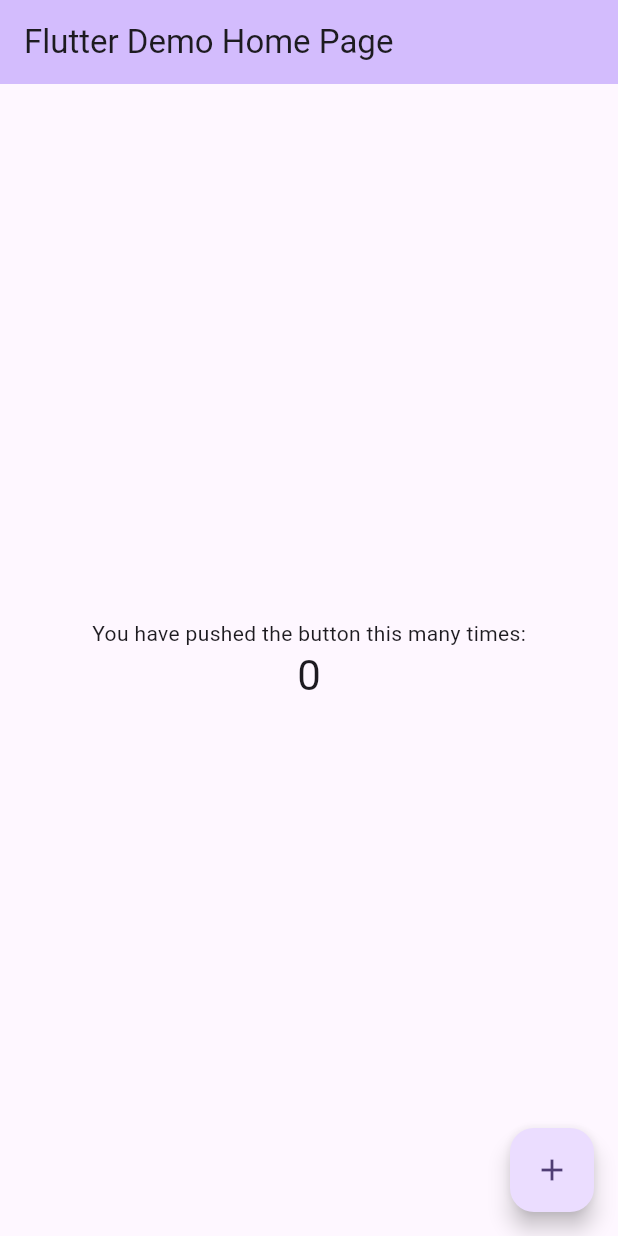
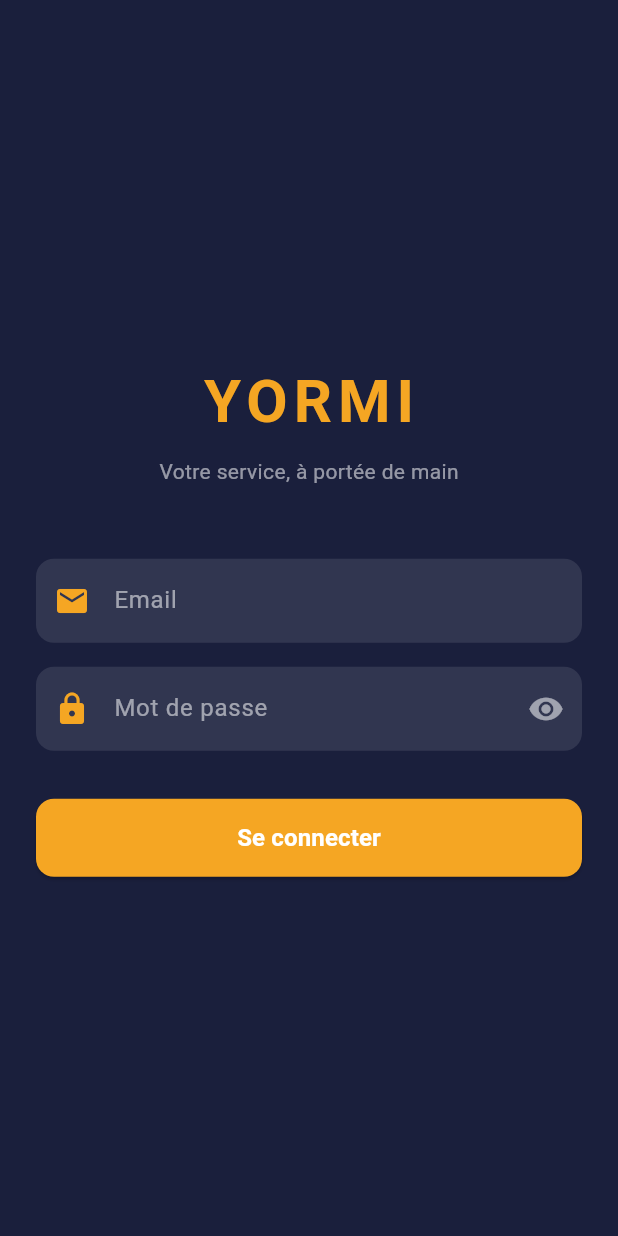
Before and after one commit to hananedaouda/yormi-backend, a Flutter app: the screen it shows after launch, on a phone screen of 412 x 824 dp. Run offline on Flutter 3.47's test engine with Material 3 defaults, Android fonts, the phone set to English and light mode, and no system bars; our stand-ins replace dio, flutter_secure_storage; accounts and stored records are empty.

Commit message:
Login fonctionnel - JWT stocké - Navigation Dashboard

```diff
--- a/lib/main.dart
+++ b/lib/main.dart
@@ -1,4 +1,7 @@
 import 'package:flutter/material.dart';
+import 'package:provider/provider.dart';
+import 'providers/auth_provider.dart';
+import 'screens/auth/login_screen.dart';
 
 void main() {
   runApp(const MyApp());
@@ -7,115 +10,34 @@ void main() {
 class MyApp extends StatelessWidget {
   const MyApp({super.key});
 
-  // This widget is the root of your application.
   @override
   Widget build(BuildContext context) {
-    return MaterialApp(
-      title: 'Flutter Demo',
-      theme: ThemeData(
-        // This is the theme of your application.
-        //
-        // TRY THIS: Try running your application with "flutter run". You'll see
-        // the application has a purple toolbar. Then, without quitting the app,
-        // try changing the seedColor in the colorScheme below to Colors.green
-        // and then invoke "hot reload" (save your changes or press the "hot
-        // reload" button in a Flutter-supported IDE, or press "r" if you used
-        // the command line to start the app).
-        //
-        // Notice that the counter didn't reset back to zero; the application
-        // state is not lost during the reload. To reset the state, use hot
-        // restart instead.
-        //
-        // This works for code too, not just values: Most code changes can be
-        // tested with just a hot reload.
-        colorScheme: .fromSeed(seedColor: Colors.deepPurple),
-      ),
-      home: const MyHomePage(title: 'Flutter Demo Home Page'),
-    );
-  }
-}
-
-class MyHomePage extends StatefulWidget {
-  const MyHomePage({super.key, required this.title});
-
-  // This widget is the home page of your application. It is stateful, meaning
-  // that it has a State object (defined below) that contains fields that affect
-  // how it looks.
-
-  // This class is the configuration for the state. It holds the values (in this
-  // case the title) provided by the parent (in this case the App widget) and
-  // used by the build method of the State. Fields in a Widget subclass are
-  // always marked "final".
-
-  final String title;
-
-  @override
-  State<MyHomePage> createState() => _MyHomePageState();
-}
-
-class _MyHomePageState extends State<MyHomePage> {
-  int _counter = 0;
-
-  void _incrementCounter() {
-    setState(() {
-      // This call to setState tells the Flutter framework that something has
-      // changed in this State, which causes it to rerun the build method below
-      // so that the display can reflect the updated values. If we changed
-      // _counter without calling setState(), then the build method would not be
-      // called again, and so nothing would appear to happen.
-      _counter++;
-    });
-  }
-
-  @override
-  Widget build(BuildContext context) {
-    // This method is rerun every time setState is called, for instance as done
-    // by the _incrementCounter method above.
-    //
-    // The Flutter framework has been optimized to make rerunning build methods
-    // fast, so that you can just rebuild anything that needs updating rather
-    // than having to individually change instances of widgets.
-    return Scaffold(
-      appBar: AppBar(
-        // TRY THIS: Try changing the color here to a specific color (to
-        // Colors.amber, perhaps?) and trigger a hot reload to see the AppBar
-        // change color while the other colors stay the same.
-        backgroundColor: Theme.of(context).colorScheme.inversePrimary,
-        // Here we take the value from the MyHomePage object that was created by
-        // the App.build method, and use it to set our appbar title.
-        title: Text(widget.title),
-      ),
-      body: Center(
-        // Center is a layout widget. It takes a single child and positions it
-        // in the middle of the parent.
-        child: Column(
-          // Column is also a layout widget. It takes a list of children and
-          // arranges them vertically. By default, it sizes itself to fit its
-          // children horizontally, and tries to be as tall as its parent.
-          //
-          // Column has various properties to control how it sizes itself and
-          // how it positions its children. Here we use mainAxisAlignment to
-          // center the children vertically; the main axis here is the vertical
-          // axis because Columns are vertical (the cross axis would be
-          // horizontal).
-          //
-          // TRY THIS: Invoke "debug painting" (choose the "Toggle Debug Paint"
-          // action in the IDE, or press "p" in the console), to see the
-          // wireframe for each widget.
-          mainAxisAlignment: .center,
-          children: [
-            const Text('You have pushed the button this many times:'),
-            Text(
-              '$_counter',
-              style: Theme.of(context).textTheme.headlineMedium,
+    return MultiProvider(
+      providers: [
+        ChangeNotifierProvider(create: (_) => AuthProvider()),
+      ],
+      child: MaterialApp(
+        title: 'YORMI Prestataire',
+        debugShowCheckedModeBanner: false,
+        theme: ThemeData(
+          colorScheme: ColorScheme.fromSeed(
+            seedColor: const Color(0xFFF5A623),
+          ),
+          useMaterial3: true,
+        ),
+        initialRoute: '/login',
+        routes: {
+          '/login': (context) => const LoginScreen(),
+          '/dashboard': (context) => Scaffold(
+            backgroundColor: const Color(0xFF1A1F3C),
+            body: Center(
+              child: Text(
+                'Dashboard — Coming Soon 🔥',
+                style: TextStyle(color: Colors.white, fontSize: 20),
+              ),
             ),
-          ],
-        ),
-      ),
-      floatingActionButton: FloatingActionButton(
-        onPressed: _incrementCounter,
-        tooltip: 'Increment',
-        child: const Icon(Icons.add),
+          ),
+        },
       ),
     );
   }
--- /dev/null
+++ b/lib/screens/auth/login_screen.dart
@@ -0,0 +1,160 @@
+import 'package:flutter/material.dart';
+import 'package:provider/provider.dart';
+import '../../providers/auth_provider.dart';
+
+class LoginScreen extends StatefulWidget {
+  const LoginScreen({super.key});
+
+  @override
+  State<LoginScreen> createState() => _LoginScreenState();
+}
+
+class _LoginScreenState extends State<LoginScreen> {
+  final _emailController = TextEditingController();
+  final _passwordController = TextEditingController();
+  bool _obscurePassword = true;
+
+  @override
+  void dispose() {
+    _emailController.dispose();
+    _passwordController.dispose();
+    super.dispose();
+  }
+
+  Future<void> _handleLogin() async {
+    final email = _emailController.text.trim();
+    final password = _passwordController.text.trim();
+
+    if (email.isEmpty || password.isEmpty) {
+      ScaffoldMessenger.of(context).showSnackBar(
+        const SnackBar(content: Text('Veuillez remplir tous les champs')),
+      );
+      return;
+    }
+
+    final auth = Provider.of<AuthProvider>(context, listen: false);
+    final success = await auth.login(email, password);
+
+    if (success && mounted) {
+      Navigator.pushReplacementNamed(context, '/dashboard');
+    }
+  }
+
+  @override
+  Widget build(BuildContext context) {
+    return Scaffold(
+      backgroundColor: const Color(0xFF1A1F3C),
+      body: SafeArea(
+        child: Padding(
+          padding: const EdgeInsets.all(24.0),
+          child: Column(
+            mainAxisAlignment: MainAxisAlignment.center,
+            children: [
+              const Text(
+                'YORMI',
+                style: TextStyle(
+                  color: Color(0xFFF5A623),
+                  fontSize: 40,
+                  fontWeight: FontWeight.bold,
+                  letterSpacing: 4,
+                ),
+              ),
+              const SizedBox(height: 8),
+              const Text(
+                'Votre service, à portée de main',
+                style: TextStyle(color: Colors.white54, fontSize: 14),
+              ),
+              const SizedBox(height: 48),
+              TextField(
+                controller: _emailController,
+                keyboardType: TextInputType.emailAddress,
+                style: const TextStyle(color: Colors.white),
+                decoration: InputDecoration(
+                  labelText: 'Email',
+                  labelStyle: const TextStyle(color: Colors.white54),
+                  filled: true,
+                  fillColor: Colors.white10,
+                  border: OutlineInputBorder(
+                    borderRadius: BorderRadius.circular(12),
+                    borderSide: BorderSide.none,
+                  ),
+                  prefixIcon: const Icon(Icons.email, color: Color(0xFFF5A623)),
+                ),
+              ),
+              const SizedBox(height: 16),
+              TextField(
+                controller: _passwordController,
+                obscureText: _obscurePassword,
+                style: const TextStyle(color: Colors.white),
+                decoration: InputDecoration(
+                  labelText: 'Mot de passe',
+                  labelStyle: const TextStyle(color: Colors.white54),
+                  filled: true,
+                  fillColor: Colors.white10,
+                  border: OutlineInputBorder(
+                    borderRadius: BorderRadius.circular(12),
+                    borderSide: BorderSide.none,
+                  ),
+                  prefixIcon: const Icon(Icons.lock, color: Color(0xFFF5A623)),
+                  suffixIcon: IconButton(
+                    icon: Icon(
+                      _obscurePassword ? Icons.visibility : Icons.visibility_off,
+                      color: Colors.white54,
+                    ),
+                    onPressed: () {
+                      setState(() {
+                        _obscurePassword = !_obscurePassword;
+                      });
+                    },
+                  ),
+                ),
+              ),
+              const SizedBox(height: 32),
+              Consumer<AuthProvider>(
+                builder: (context, auth, child) {
+                  if (auth.errorMessage != null) {
+                    return Padding(
+                      padding: const EdgeInsets.only(bottom: 16),
+                      child: Text(
+                        auth.errorMessage!,
+                        style: const TextStyle(color: Colors.redAccent),
+                      ),
+                    );
+                  }
+                  return const SizedBox.shrink();
+                },
+              ),
+              Consumer<AuthProvider>(
+                builder: (context, auth, child) {
+                  return SizedBox(
+                    width: double.infinity,
+                    height: 52,
+                    child: ElevatedButton(
+                      onPressed: auth.isLoading ? null : _handleLogin,
+                      style: ElevatedButton.styleFrom(
+                        backgroundColor: const Color(0xFFF5A623),
+                        shape: RoundedRectangleBorder(
+                          borderRadius: BorderRadius.circular(12),
+                        ),
+                      ),
+                      child: auth.isLoading
+                          ? const CircularProgressIndicator(color: Colors.white)
+                          : const Text(
+                              'Se connecter',
+                              style: TextStyle(
+                                color: Colors.white,
+                                fontSize: 16,
+                                fontWeight: FontWeight.bold,
+                              ),
+                            ),
+                    ),
+                  );
+                },
+              ),
+            ],
+          ),
+        ),
+      ),
+    );
+  }
+}
```
